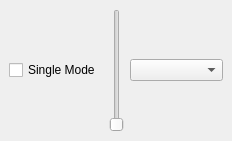
Kanahiro/MagicWand, file magic_wand_dockwidget_base.ui: the form before one commit.
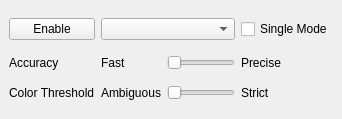
The form after the commit.

Patch:
```diff
--- a/magic_wand_dockwidget_base.ui
+++ b/magic_wand_dockwidget_base.ui
@@ -6,8 +6,8 @@
    <rect>
     <x>0</x>
     <y>0</y>
-    <width>232</width>
-    <height>141</height>
+    <width>342</width>
+    <height>119</height>
    </rect>
   </property>
   <property name="windowTitle">
@@ -16,21 +16,77 @@
   <widget class="QWidget" name="dockWidgetContents">
    <layout class="QGridLayout" name="gridLayout">
     <item row="0" column="0">
+     <widget class="QPushButton" name="enable_button">
+      <property name="text">
+       <string>Enable</string>
+      </property>
+     </widget>
+    </item>
+    <item row="1" column="1">
+     <widget class="QLabel" name="label">
+      <property name="text">
+       <string>Fast</string>
+      </property>
+     </widget>
+    </item>
+    <item row="1" column="0">
+     <widget class="QLabel" name="label_3">
+      <property name="text">
+       <string>Accuracy</string>
+      </property>
+     </widget>
+    </item>
+    <item row="2" column="0">
+     <widget class="QLabel" name="label_4">
+      <property name="text">
+       <string>Color Threshold</string>
+      </property>
+     </widget>
+    </item>
+    <item row="2" column="1">
+     <widget class="QLabel" name="label_5">
+      <property name="text">
+       <string>Ambiguous</string>
+      </property>
+     </widget>
+    </item>
+    <item row="2" column="2">
+     <widget class="QSlider" name="threshold_slider">
+      <property name="orientation">
+       <enum>Qt::Horizontal</enum>
+      </property>
+     </widget>
+    </item>
+    <item row="1" column="2">
+     <widget class="QSlider" name="accuracy_slider">
+      <property name="orientation">
+       <enum>Qt::Horizontal</enum>
+      </property>
+     </widget>
+    </item>
+    <item row="1" column="3">
+     <widget class="QLabel" name="label_2">
+      <property name="text">
+       <string>Precise</string>
+      </property>
+     </widget>
+    </item>
+    <item row="0" column="3">
      <widget class="QCheckBox" name="single_mode">
       <property name="text">
        <string>Single Mode</string>
       </property>
      </widget>
     </item>
-      <item row="0" column="1">
-     <widget class="QSlider" name="threshold">
+    <item row="2" column="3">
+     <widget class="QLabel" name="label_6">
+      <property name="text">
+       <string>Strict</string>
+      </property>
      </widget>
     </item>
-    <item row="0" column="2">
-     <widget class="QComboBox" name="layerComboBox">
-      <item>
-      </item>
-     </widget>
+    <item row="0" column="1" colspan="2">
+     <widget class="QComboBox" name="layerComboBox"/>
     </item>
    </layout>
   </widget>
```
